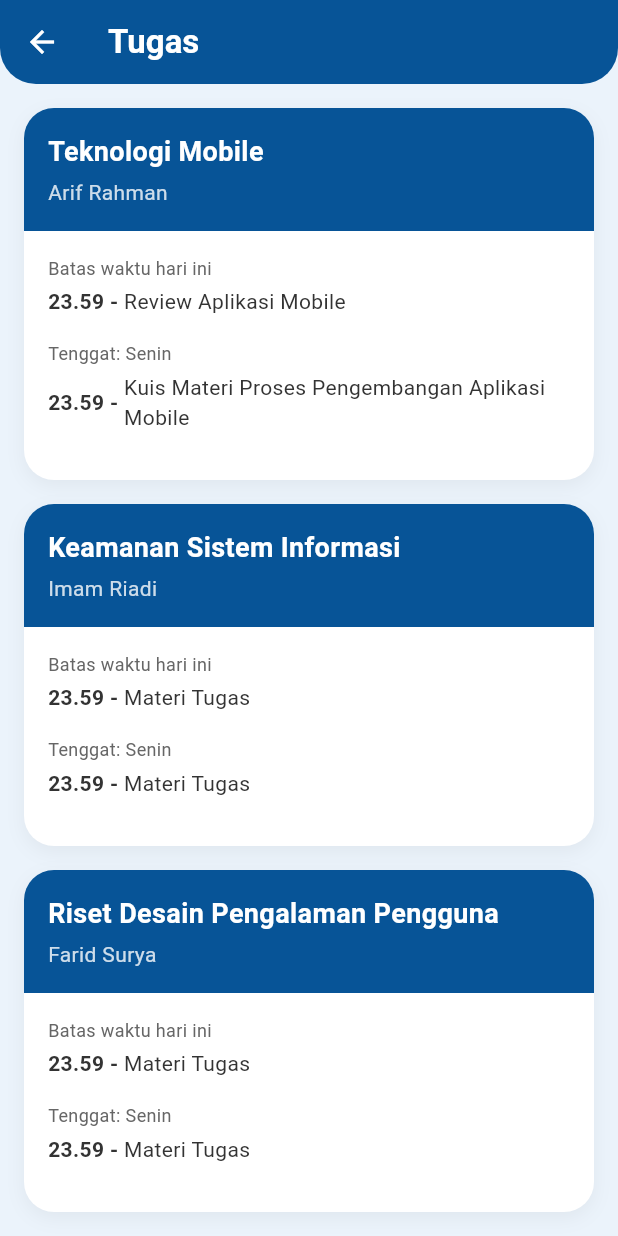
After one commit to AlvindraRamadhan/moodle-app, a Flutter app: the BerandaScreen screen opened directly, after a tap on "Tugas", on a phone screen of 412 x 824 dp. The commit adds this screen. Run offline on Flutter 3.47's test engine with Material 3 defaults, Android fonts, the phone set to English and light mode, and no system bars.

Commit message:
huda-nabhan2

```diff
--- a/lib/beranda_screen.dart
+++ b/lib/beranda_screen.dart
@@ -1,6 +1,10 @@
 // File: lib/beranda_screen.dart
 
 import 'package:flutter/material.dart';
+import 'package:moodle_app/catatan_screen.dart';
+import 'package:moodle_app/materi_screen.dart';
+import 'package:moodle_app/profile_screen.dart'; // <-- 1. IMPORT PROFIL SCREEN
+import 'package:moodle_app/tugas_screen.dart';
 
 // Definisikan warna yang akan digunakan
 const Color kDarkBlue = Color(0xFF002F6C);
@@ -39,7 +43,7 @@ class BerandaScreen extends StatelessWidget {
                       const SizedBox(height: 24),
 
                       // Menu Cepat (Tugas, Materi, dll)
-                      _buildQuickMenu(),
+                      _buildQuickMenu(context),
                       const SizedBox(height: 24),
 
                       // Kartu Informasi Vertikal
@@ -62,14 +66,14 @@ class BerandaScreen extends StatelessWidget {
             ),
           ),
           // Header Kustom (menumpuk di atas konten)
-          _buildCustomHeader(),
+          _buildCustomHeader(context), // <-- Pass context to the header
         ],
       ),
     );
   }
 
-  // Widget helper untuk Header
-  Widget _buildCustomHeader() {
+  // Widget helper untuk Header (sudah dimodifikasi)
+  Widget _buildCustomHeader(BuildContext context) { // <-- Receive context
     return Container(
       padding: const EdgeInsets.fromLTRB(16, 48, 16, 20),
       decoration: const BoxDecoration(
@@ -90,9 +94,19 @@ class BerandaScreen extends StatelessWidget {
               Text('Universitas Ahmad Dahlan', style: TextStyle(color: Colors.white70, fontSize: 14)),
             ],
           ),
-          CircleAvatar(
+          // <-- 2. WRAP AVATAR DENGAN GESTUREDETECTOR
+          GestureDetector(
+            onTap: () {
+              // <-- 3. TAMBAHKAN NAVIGASI KE PROFILSCREEN
+              Navigator.push(
+                context,
+                MaterialPageRoute(builder: (context) => const ProfilScreen()),
+              );
+            },
+            child: CircleAvatar(
               backgroundColor: Colors.white.withOpacity(0.9),
               child: const Icon(Icons.person, color: kDarkBlue),
+            ),
           ),
         ],
       ),
@@ -164,20 +178,56 @@ class BerandaScreen extends StatelessWidget {
   }
 
   // Widget helper untuk Menu Cepat
-  Widget _buildQuickMenu() {
+  Widget _buildQuickMenu(BuildContext context) {
     return Row(
       mainAxisAlignment: MainAxisAlignment.spaceAround,
       children: [
-        _buildQuickMenuItem(icon: Icons.assignment, label: 'Tugas'),
-        _buildQuickMenuItem(icon: Icons.book, label: 'Materi'),
-        _buildQuickMenuItem(icon: Icons.edit_note, label: 'Catatan'),
-        _buildQuickMenuItem(icon: Icons.school, label: 'Kuliah'),
+        _buildQuickMenuItem(
+          icon: Icons.assignment,
+          label: 'Tugas',
+          onTap: () {
+            Navigator.push(
+              context,
+              MaterialPageRoute(builder: (context) => const TugasScreen()),
+            );
+          },
+        ),
+        _buildQuickMenuItem(
+          icon: Icons.book,
+          label: 'Materi',
+          onTap: () {
+            Navigator.push(
+              context,
+              MaterialPageRoute(builder: (context) => const MateriScreen()),
+            );
+          },
+        ),
+        _buildQuickMenuItem(
+          icon: Icons.edit_note,
+          label: 'Catatan',
+          onTap: () {
+            Navigator.push(
+              context,
+              MaterialPageRoute(builder: (context) => const CatatanScreen()),
+            );
+          },
+        ),
+        _buildQuickMenuItem(icon: Icons.school, label: 'Kuliah', onTap: () {}),
       ],
     );
   }
 
-  Widget _buildQuickMenuItem({required IconData icon, required String label}) {
-    return Column(
+  Widget _buildQuickMenuItem({
+    required IconData icon,
+    required String label,
+    required VoidCallback onTap,
+  }) {
+    return InkWell(
+      onTap: onTap,
+      borderRadius: BorderRadius.circular(16),
+      child: Padding(
+        padding: const EdgeInsets.all(8.0),
+        child: Column(
           children: [
             Container(
               padding: const EdgeInsets.all(16),
@@ -190,6 +240,8 @@ class BerandaScreen extends StatelessWidget {
             const SizedBox(height: 8),
             Text(label, style: const TextStyle(color: kTextColor, fontWeight: FontWeight.w500)),
           ],
+        ),
+      ),
     );
   }
 
--- /dev/null
+++ b/lib/tugas_screen.dart
@@ -0,0 +1,232 @@
+// File: lib/tugas_screen.dart
+
+import 'package:flutter/material.dart';
+
+// Definisikan warna yang konsisten
+const Color kAppBarBlue = Color(0xFF075497);
+const Color kScaffoldBackground = Color(0xFFEBF3FB);
+const Color kDarkTextColor = Color(0xFF333333);
+const Color kLightTextColor = Color(0xFF666666);
+
+class TugasScreen extends StatelessWidget {
+  const TugasScreen({super.key});
+
+  @override
+  Widget build(BuildContext context) {
+    return Scaffold(
+      backgroundColor: kScaffoldBackground,
+      appBar: AppBar(
+        leading: IconButton(
+          icon: const Icon(Icons.arrow_back, color: Colors.white),
+          onPressed: () => Navigator.of(context).pop(),
+        ),
+        title: const Text(
+          'Tugas',
+          style: TextStyle(
+            color: Colors.white,
+            fontWeight: FontWeight.bold,
+          ),
+        ),
+        backgroundColor: kAppBarBlue,
+        shape: const RoundedRectangleBorder(
+          borderRadius: BorderRadius.vertical(
+            bottom: Radius.circular(24),
+          ),
+        ),
+        elevation: 0,
+      ),
+      body: ListView(
+        padding: const EdgeInsets.all(16.0),
+        children: const [
+          TugasCard(
+            courseTitle: 'Teknologi Mobile',
+            lecturer: 'Arif Rahman',
+            tasks: [
+              TaskItem(
+                dueDateCategory: 'Batas waktu hari ini',
+                time: '23.59',
+                taskName: 'Review Aplikasi Mobile',
+              ),
+              TaskItem(
+                dueDateCategory: 'Tenggat: Senin',
+                time: '23.59',
+                taskName: 'Kuis Materi Proses Pengembangan Aplikasi Mobile',
+              ),
+            ],
+          ),
+          SizedBox(height: 16),
+          TugasCard(
+            courseTitle: 'Keamanan Sistem Informasi',
+            lecturer: 'Imam Riadi',
+            tasks: [
+              TaskItem(
+                dueDateCategory: 'Batas waktu hari ini',
+                time: '23.59',
+                taskName: 'Materi Tugas',
+              ),
+              TaskItem(
+                dueDateCategory: 'Tenggat: Senin',
+                time: '23.59',
+                taskName: 'Materi Tugas',
+              ),
+            ],
+          ),
+          SizedBox(height: 16),
+          TugasCard(
+            courseTitle: 'Riset Desain Pengalaman Pengguna',
+            lecturer: 'Farid Surya',
+            tasks: [
+              TaskItem(
+                dueDateCategory: 'Batas waktu hari ini',
+                time: '23.59',
+                taskName: 'Materi Tugas',
+              ),
+              TaskItem(
+                dueDateCategory: 'Tenggat: Senin',
+                time: '23.59',
+                taskName: 'Materi Tugas',
+              ),
+            ],
+          ),
+          SizedBox(height: 16),
+          TugasCard(
+            courseTitle: 'Desain Pengembangan Sistem Informasi',
+            lecturer: 'Imam Azhari',
+            tasks: [
+              TaskItem(
+                dueDateCategory: 'Batas waktu hari ini',
+                time: '23.59',
+                taskName: 'Materi Tugas',
+              ),
+            ],
+          ),
+        ],
+      ),
+    );
+  }
+}
+
+// Widget untuk satu kartu mata kuliah
+class TugasCard extends StatelessWidget {
+  final String courseTitle;
+  final String lecturer;
+  final List<TaskItem> tasks;
+
+  const TugasCard({
+    super.key,
+    required this.courseTitle,
+    required this.lecturer,
+    required this.tasks,
+  });
+
+  @override
+  Widget build(BuildContext context) {
+    return Container(
+      decoration: BoxDecoration(
+        color: Colors.white,
+        borderRadius: BorderRadius.circular(20.0),
+        boxShadow: [
+          BoxShadow(
+            color: Colors.black.withOpacity(0.05),
+            blurRadius: 10,
+            offset: const Offset(0, 4),
+          )
+        ],
+      ),
+      child: ClipRRect( // Untuk memastikan header di dalam container juga memiliki border radius
+        borderRadius: BorderRadius.circular(20.0),
+        child: Column(
+          crossAxisAlignment: CrossAxisAlignment.start,
+          children: [
+            // Header Biru
+            Container(
+              width: double.infinity,
+              color: kAppBarBlue,
+              padding: const EdgeInsets.all(16.0),
+              child: Column(
+                crossAxisAlignment: CrossAxisAlignment.start,
+                children: [
+                  Text(
+                    courseTitle,
+                    style: const TextStyle(
+                      color: Colors.white,
+                      fontSize: 18,
+                      fontWeight: FontWeight.bold,
+                    ),
+                  ),
+                  const SizedBox(height: 4),
+                  Text(
+                    lecturer,
+                    style: TextStyle(
+                      color: Colors.white.withOpacity(0.8),
+                      fontSize: 14,
+                    ),
+                  ),
+                ],
+              ),
+            ),
+            // Body Putih berisi daftar tugas
+            Padding(
+              padding: const EdgeInsets.all(16.0),
+              child: Column(
+                children: tasks, // Menampilkan daftar widget TaskItem
+              ),
+            )
+          ],
+        ),
+      ),
+    );
+  }
+}
+
+// Widget untuk satu item tugas di dalam kartu
+class TaskItem extends StatelessWidget {
+  final String dueDateCategory;
+  final String time;
+  final String taskName;
+
+  const TaskItem({
+    super.key,
+    required this.dueDateCategory,
+    required this.time,
+    required this.taskName,
+  });
+
+  @override
+  Widget build(BuildContext context) {
+    return Padding(
+      padding: const EdgeInsets.only(bottom: 16.0),
+      child: Column(
+        crossAxisAlignment: CrossAxisAlignment.start,
+        children: [
+          Text(
+            dueDateCategory,
+            style: const TextStyle(color: kLightTextColor, fontSize: 12),
+          ),
+          const SizedBox(height: 4),
+          Row(
+            children: [
+              Text(
+                '$time - ',
+                style: const TextStyle(
+                  color: kDarkTextColor,
+                  fontSize: 14,
+                  fontWeight: FontWeight.bold,
+                ),
+              ),
+              Expanded(
+                child: Text(
+                  taskName,
+                  style: const TextStyle(
+                    color: kDarkTextColor,
+                    fontSize: 14,
+                  ),
+                ),
+              ),
+            ],
+          )
+        ],
+      ),
+    );
+  }
+}
```
Also changed, not shown: lib/catatan_screen.dart (added, +208 -0 lines), lib/materi_screen.dart (added, +193 -0 lines), lib/profile_screen.dart (+21 -14 lines). Lines whose indentation alone changed are shown as unchanged.
